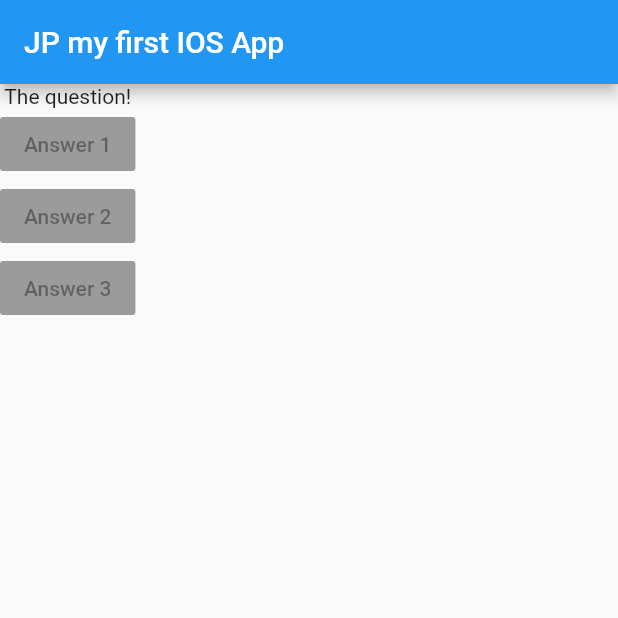
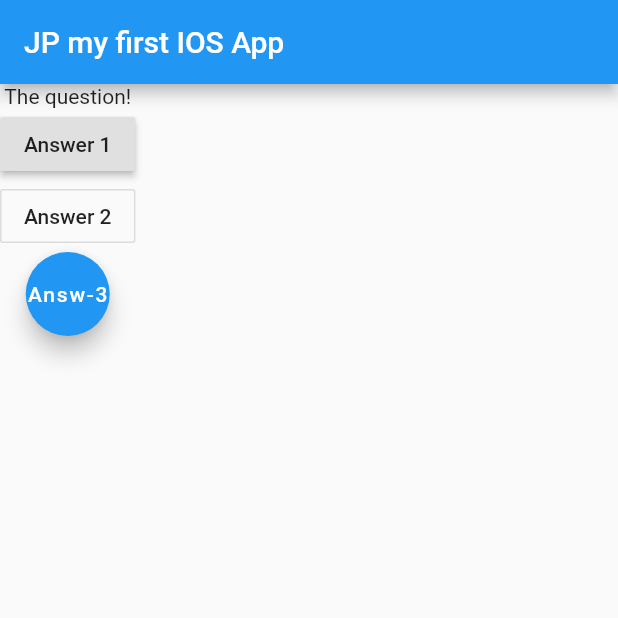
Before and after one commit to johngolem/Flutter-app-1, a Flutter app: the screen it shows after launch, on a phone screen of 412 x 824 dp, the top half of it. Run offline on Flutter 3.47's test engine with Material 2 defaults, Android fonts, the phone set to English and light mode, and no system bars.

Commit message:
add onpress to buttons

```diff
--- a/lib/main.dart
+++ b/lib/main.dart
@@ -7,6 +7,10 @@ import 'package:flutter/material.dart';
 void main() => runApp(MyApp());
 
 class MyApp extends StatelessWidget {
+  void answerQuestion() {
+    print('Answer 1 chosen!');
+  }
+
   @override
   Widget build(BuildContext context) {
     var questions = [
@@ -21,11 +25,20 @@ class MyApp extends StatelessWidget {
           body: Column(
             children: <Widget>[
               Text('The question!'),
-            RaisedButton(child: Text("Answer 1"), onPressed: null,),
-            RaisedButton(child: Text("Answer 2"), onPressed: null,),
-            RaisedButton(child: Text("Answer 3"), onPressed: null,),
+              RaisedButton(
+                child: Text("Answer 1"),
+                onPressed: answerQuestion,
+              ),
+              OutlineButton(
+                child: Text("Answer 2"),
+                onPressed: () => print('answer 2 chosen!'),
+              ),
+              FloatingActionButton(
+                child: Text("Answ-3"),
+                onPressed: () => print("answer 3 chosen!"),
+              ),
             ],
-        ),
+          )
           // Text("This is my default text!"),
           ),
     );
```
Lines whose indentation alone changed are shown as unchanged.
